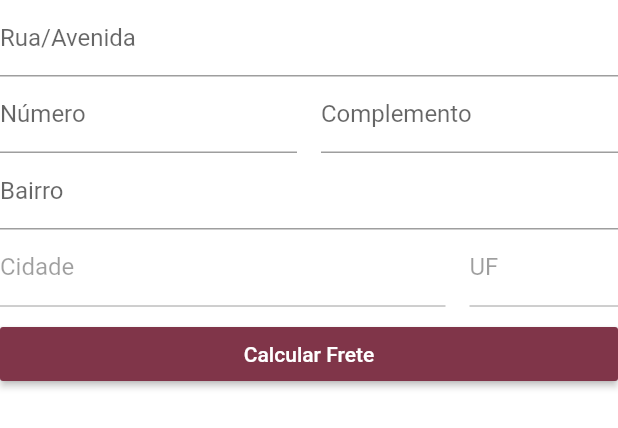
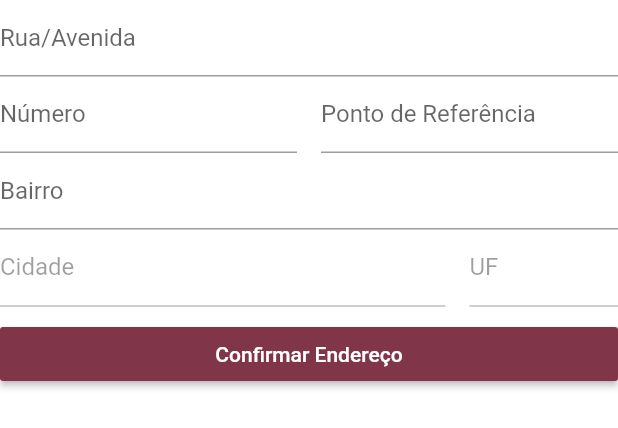
Before and after one commit to AdalbertoMaranhao/etafome, a Flutter app: the AddressInputField widget shown alone on an empty page, opened directly with empty values, on a phone screen of 412 x 824 dp. Shown: the top 428 px of the screen. Run offline on Flutter 3.47's test engine with Material 2 defaults, Android fonts, the light colour scheme and no system bars; our stand-ins replace brasil_fields, carousel_pro, cloud_firestore, cloud_functions, dio, firebase_auth and 14 more; missing offline and left inert: alphabet_list_scroll_view, cpf_cnpj_validator, credit_card_type_detector, map_launcher; accounts and stored records are empty; network calls fail; statements that could not run were skipped.

Commit message:
Ajuste no formulario de endereco

```diff
--- a/lib/screens/address/components/address_input_field.dart
+++ b/lib/screens/address/components/address_input_field.dart
@@ -61,7 +61,7 @@ class AddressInputField extends StatelessWidget {
                   initialValue: address.complement,
                   decoration: const InputDecoration(
                     isDense: true,
-                    labelText: 'Complemento',
+                    labelText: 'Ponto de Referência',
                     hintText: 'Opcional',
                   ),
                   onSaved: (t) => address.complement = t,
@@ -150,7 +150,7 @@ class AddressInputField extends StatelessWidget {
                 }
               }
             } : null,
-            child: const Text('Calcular Frete'),
+            child: const Text('Confirmar Endereço'),
           ),
         ],
       );
```
Also changed, not shown: 19 other files.
